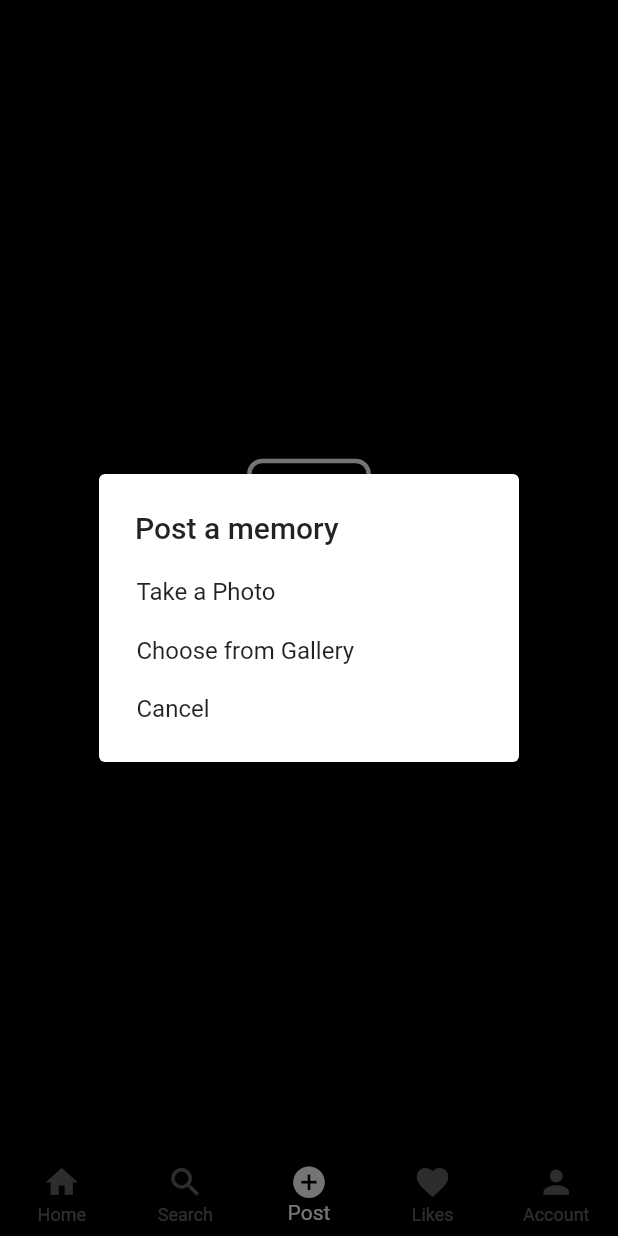
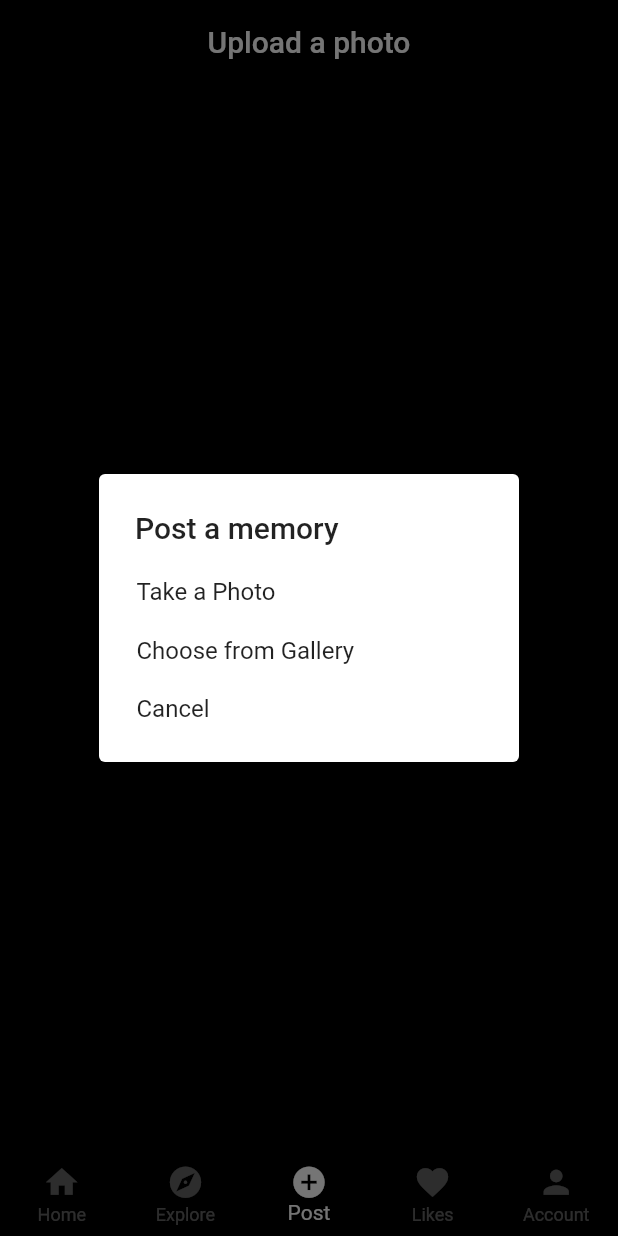
Before and after one commit to WorkWithAfridi/NotInstagram-InstagramClone, a Flutter app: the screen it shows once a user with an empty profile is signed in, item 3 of the bottom bar chosen, after a tap on the "upload" icon, on a phone screen of 412 x 824 dp. Run offline on Flutter 3.47's test engine with Material 2 defaults, Android fonts, the phone set to English and light mode, and no system bars; our stand-ins replace cloud_firestore, firebase_auth, firebase_core, firebase_storage, google_fonts, image_picker and 1 more; missing offline and left inert: staggered_grid_view_flutter; accounts and stored records are empty.

Commit message:
Implemented Explore section and made some UI update" " .

```diff
--- a/lib/main.dart
+++ b/lib/main.dart
@@ -79,4 +79,4 @@ class MyApp extends StatelessWidget {
 // https://www.youtube.com/watch?v=mEPm9w5QlJM
 
 // time
-// 4:45:14
+// 5:46:14
--- a/lib/responsive/mobile_screen_layout.dart
+++ b/lib/responsive/mobile_screen_layout.dart
@@ -3,6 +3,7 @@ import 'package:firebase_auth/firebase_auth.dart';
 import 'package:flutter/material.dart';
 import 'package:not_instagram/model/user.dart' as model;
 import 'package:not_instagram/providers/user_provider.dart';
+import 'package:not_instagram/screens/explore_screen.dart';
 import 'package:not_instagram/screens/upload_post.dart';
 import 'package:not_instagram/utils/colors.dart';
 import 'package:not_instagram/utils/global_variables.dart';
@@ -67,7 +68,7 @@ class _MobileScreenLayoutState extends State<MobileScreenLayout> {
         height: MediaQuery.of(context).size.height,
         width: MediaQuery.of(context).size.width,
         child:
-            // AddPostScreen()
+            // ExploreScreen()
 
             PageView(
           children: homeScreenPages,
@@ -100,9 +101,9 @@ class _MobileScreenLayoutState extends State<MobileScreenLayout> {
               backgroundColor: Colors.pink),
           BottomNavigationBarItem(
               icon: Icon(
-                Icons.search,
+                Icons.explore,
               ),
-              label: 'Search',
+              label: 'Explore',
               backgroundColor: Colors.pink),
           BottomNavigationBarItem(
               icon: Icon(
--- /dev/null
+++ b/lib/screens/explore_screen.dart
@@ -0,0 +1,144 @@
+import 'package:cloud_firestore/cloud_firestore.dart';
+import 'package:flutter/material.dart';
+import 'package:staggered_grid_view_flutter/widgets/staggered_grid_view.dart';
+import 'package:staggered_grid_view_flutter/widgets/staggered_tile.dart';
+
+class ExploreScreen extends StatefulWidget {
+  const ExploreScreen({Key? key}) : super(key: key);
+
+  @override
+  _ExploreScreenState createState() => _ExploreScreenState();
+}
+
+class _ExploreScreenState extends State<ExploreScreen> {
+  final TextEditingController _searchController = TextEditingController();
+  bool _showUsers = false;
+  @override
+  void dispose() {
+    // TODO: implement dispose
+    super.dispose();
+    _searchController.dispose();
+  }
+
+  @override
+  Widget build(BuildContext context) {
+    return Scaffold(
+      backgroundColor: Colors.black87,
+      body: Container(
+        height: MediaQuery.of(context).size.height,
+        width: MediaQuery.of(context).size.width,
+        child: Column(
+          children: [
+            Container(
+              padding: EdgeInsets.symmetric(horizontal: 10, vertical: 0),
+              height: kToolbarHeight,
+              // color: Colors.white30,
+              child: TextFormField(
+                controller: _searchController,
+                decoration: InputDecoration(
+                  labelText: 'Search',
+                  border: InputBorder.none,
+                  labelStyle: TextStyle(
+                      color: Colors.white,
+                      fontWeight: FontWeight.w400,
+                      letterSpacing: 1),
+                ),
+                style: TextStyle(
+                    color: Colors.white70,
+                    fontWeight: FontWeight.w400,
+                    letterSpacing: 1),
+                cursorColor: Colors.white,
+                onFieldSubmitted: (String value) {
+                  setState(() {
+                    _showUsers = true;
+                  });
+                  print(value);
+                },
+                // onChanged: (value) {
+                //   print(value);
+                // },
+              ),
+            ),
+            Expanded(
+              child: Container(
+                // color: Colors.purple,
+                height: MediaQuery.of(context).size.height,
+                width: MediaQuery.of(context).size.width,
+                child: _showUsers
+                    ? FutureBuilder(
+                        future: FirebaseFirestore.instance
+                            .collection('users')
+                            .where(
+                              'username',
+                              isGreaterThanOrEqualTo: _searchController.text,
+                            )
+                            .get(),
+                        builder: (context, snapshot) {
+                          print(_searchController.text);
+                          if (!snapshot.hasData) {
+                            return Center(
+                              child: CircularProgressIndicator(),
+                            );
+                          }
+                          return ListView.builder(
+                            itemCount: (snapshot.data! as dynamic).docs.length,
+                            itemBuilder: (context, index) {
+                              return ListTile(
+                                leading: CircleAvatar(
+                                  backgroundColor: Colors.black12,
+                                  backgroundImage: NetworkImage(
+                                      (snapshot.data! as dynamic).docs[index]
+                                          ['photoUrl']),
+                                ),
+                                title: Text(
+                                  (snapshot.data! as dynamic).docs[index]
+                                      ['username'],
+                                  style: TextStyle(
+                                    color: Colors.white70,
+                                    fontWeight: FontWeight.w400,
+                                    letterSpacing: 1,
+                                  ),
+                                ),
+                              );
+                            },
+                          );
+                        },
+                      )
+                    : Container(
+                        height: MediaQuery.of(context).size.height,
+                        width: MediaQuery.of(context).size.width,
+                        child: FutureBuilder(
+                          future: FirebaseFirestore.instance
+                              .collection('posts')
+                              .get(),
+                          builder: (context, snapshot) {
+                            if (!snapshot.hasData) {
+                              return Center(
+                                child: CircularProgressIndicator(),
+                              );
+                            }
+                            return StaggeredGridView.countBuilder(
+                              crossAxisCount: 3,
+                              itemCount:
+                                  (snapshot.data! as dynamic).docs.length,
+                              itemBuilder: (context, index) {
+                                return Image.network((snapshot.data! as dynamic)
+                                    .docs[index]['postPhotoUrl'], fit: BoxFit.cover,);
+                              },
+                              staggeredTileBuilder: (index) =>
+                                  StaggeredTile.count((index % 7 == 0) ? 2 : 1,
+                                      (index % 7 == 0) ? 2 : 1),
+                              mainAxisSpacing: 4,
+                              crossAxisSpacing: 4,
+                            );
+                          },
+                        ),
+                      ),
+              ),
+            )
+          ],
+        ),
+      ),
+    );
+  }
+}
--- a/lib/screens/upload_post.dart
+++ b/lib/screens/upload_post.dart
@@ -42,11 +42,13 @@ class _AddPostScreenState extends State<AddPostScreen> {
               padding: EdgeInsets.symmetric(horizontal: 25, vertical: 10),
               child: Text('Choose from Gallery'),
               onPressed: () async {
+                try {
                   Navigator.of(context).pop();
                   Uint8List file = await pickImage(ImageSource.gallery);
                   setState(() {
                     _file = file;
                   });
+                } catch (e) {}
               },
             ),
             SimpleDialogOption(
@@ -58,7 +60,8 @@ class _AddPostScreenState extends State<AddPostScreen> {
             ),
           ],
         );
-        });
+      },
+    );
   }
 
   TextEditingController _descriptionController = TextEditingController();
@@ -76,10 +79,14 @@ class _AddPostScreenState extends State<AddPostScreen> {
     final model.User user = Provider.of<UserProvider>(context).user;
 
     return Scaffold(
-      appBar: _file == null
-          ? PreferredSize(child: AppBar(), preferredSize: Size.fromHeight(0))
-          : AppBar(
-              leading: IconButton(
+      appBar:
+          // _file == null
+          //     ? PreferredSize(child: AppBar(), preferredSize: Size.fromHeight(0))
+          //     :
+          AppBar(
+        leading: _file == null
+            ? Container()
+            : IconButton(
                 icon: Icon(Icons.arrow_back),
                 onPressed: () {
                   setState(() {
@@ -88,8 +95,8 @@ class _AddPostScreenState extends State<AddPostScreen> {
                 },
               ),
         backgroundColor: Colors.black87,
-              title: Text('Post To'),
-              centerTitle: false,
+        title: _file == null ? Text('Upload a photo') : Text('Post To'),
+        centerTitle: _file == null ? true : false,
         actions: [
           _file == null
               ? Text('')
@@ -152,14 +159,19 @@ class _AddPostScreenState extends State<AddPostScreen> {
                         color: Colors.white,
                       ),
                       onPressed: () {
+                        try {
                           _selectImage(context);
+                        } catch (e) {}
                       },
                     ),
                   ),
                   SizedBox(
                     height: 15,
                   ),
-                  Icon(Icons.arrow_upward, color: Colors.white,),
+                  Icon(
+                    Icons.arrow_upward,
+                    color: Colors.white,
+                  ),
                   SizedBox(
                     height: 15,
                   ),
@@ -167,10 +179,7 @@ class _AddPostScreenState extends State<AddPostScreen> {
                     'Click here to add a memory...',
                     style: GoogleFonts.getFont(
                       'Roboto',
-                      textStyle: TextStyle(
-                        color: Colors.white,
-                        fontSize: 17
-                      ),
+                      textStyle: TextStyle(color: Colors.white, fontSize: 17),
                     ),
                   )
                 ],
--- a/lib/utils/global_variables.dart
+++ b/lib/utils/global_variables.dart
@@ -1,4 +1,5 @@
 import 'package:flutter/material.dart';
+import 'package:not_instagram/screens/explore_screen.dart';
 import 'package:not_instagram/screens/upload_post.dart';
 import 'package:not_instagram/screens/my_feed_screen.dart';
 
@@ -6,9 +7,7 @@ const webScreenSize = 600;
 
 var homeScreenPages = [
   MyFeedScreen(),
-  Container(
-    color: Colors.blue,
-  ),
+  ExploreScreen(),
   AddPostScreen(),
   Container(
     color: Colors.purple,
--- a/pubspec.yaml
+++ b/pubspec.yaml
@@ -45,6 +45,8 @@ dependencies:
   provider: any
   uuid: any
   intl: any
+  flutter_staggered_grid_view: any
+  staggered_grid_view_flutter: any
 
 dev_dependencies:
   flutter_test:
```
Also changed, not shown: lib/resources/firestore_method.dart (+27 -3 lines), lib/widgets/posts_card.dart (+24 -9 lines), pubspec.lock. Lines whose indentation alone changed are shown as unchanged.
